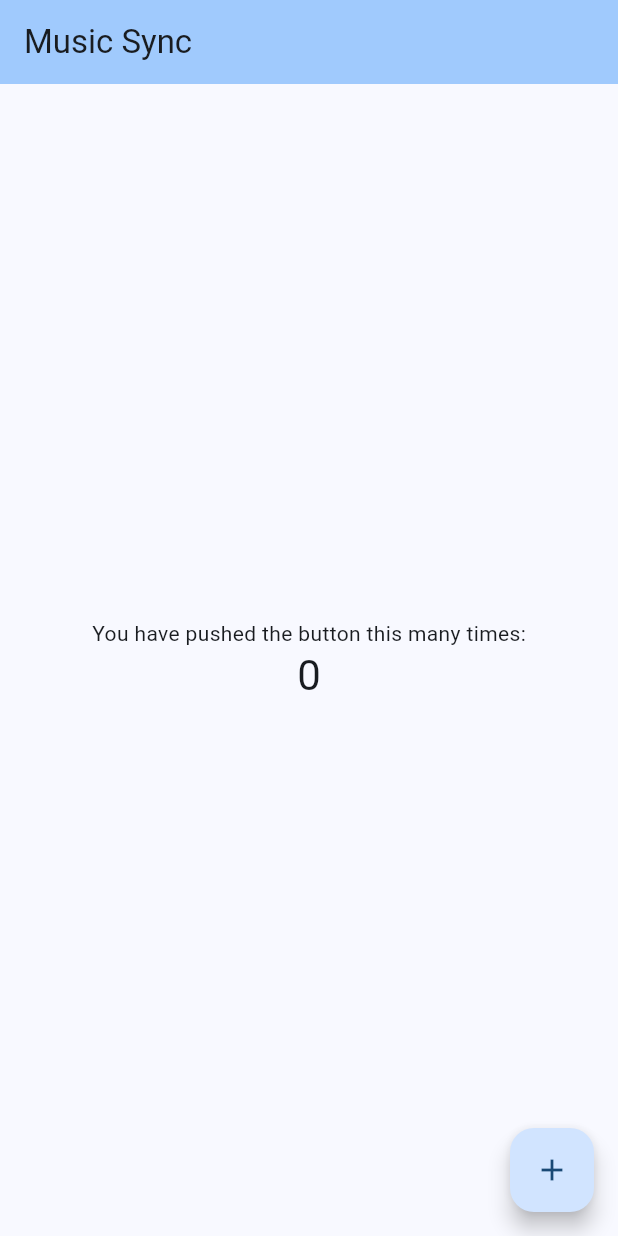
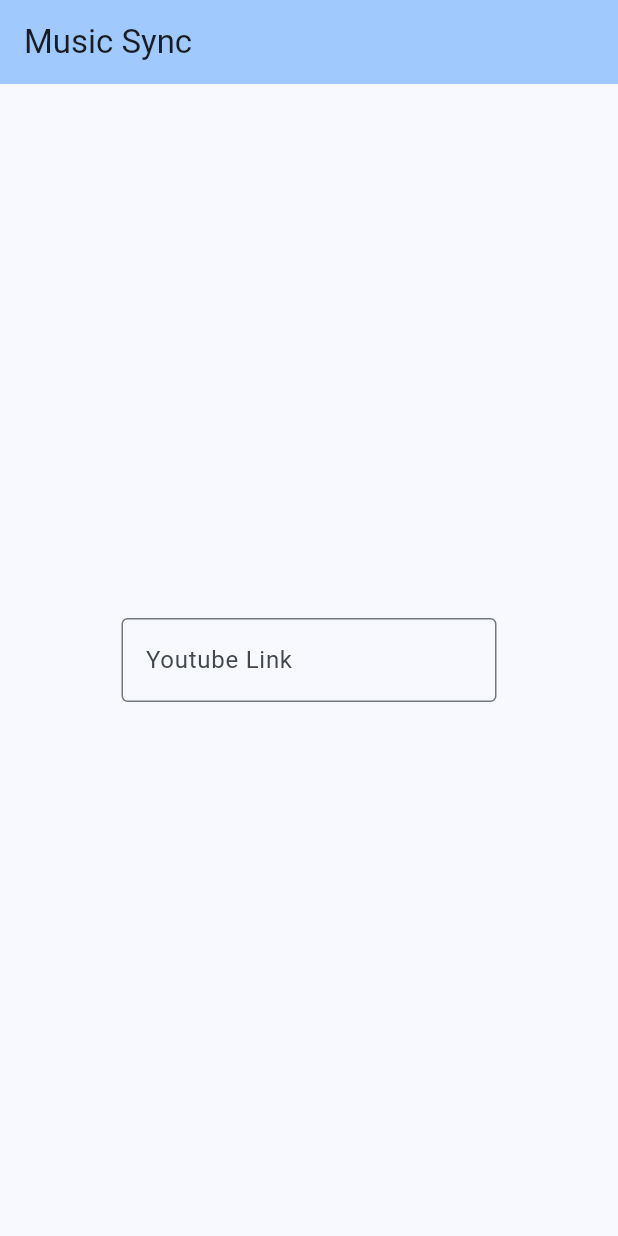
Before and after one commit to Devganesh1998/musicSync, a Flutter app: the screen it shows after launch, on a phone screen of 412 x 824 dp. Run offline on Flutter 3.47's test engine with Material 2 defaults, Android fonts, the phone set to English and light mode, and no system bars; missing offline and left inert: youtube_explode_dart.

Commit message:
get yt link metadata

```diff
--- a/lib/main.dart
+++ b/lib/main.dart
@@ -1,4 +1,7 @@
 import 'package:flutter/material.dart';
+import 'package:youtube_explode_dart/youtube_explode_dart.dart';
+
+var yt = YoutubeExplode();
 
 void main() {
   runApp(const MyApp());
@@ -39,50 +42,51 @@ class _MyHomePageState extends State<MyHomePage> {
   }
 
   @override
+  void dispose() {
+    yt.close();
+    super.dispose();
+  }
+
+  @override
   Widget build(BuildContext context) {
     return Scaffold(
       appBar: AppBar(
-        // TRY THIS: Try changing the color here to a specific color (to
-        // Colors.amber, perhaps?) and trigger a hot reload to see the AppBar
-        // change color while the other colors stay the same.
         backgroundColor: Theme.of(context).colorScheme.inversePrimary,
-        // Here we take the value from the MyHomePage object that was created by
-        // the App.build method, and use it to set our appbar title.
         title: Text(widget.title),
       ),
       body: Center(
-        // Center is a layout widget. It takes a single child and positions it
-        // in the middle of the parent.
-        child: Column(
-          // Column is also a layout widget. It takes a list of children and
-          // arranges them vertically. By default, it sizes itself to fit its
-          // children horizontally, and tries to be as tall as its parent.
-          //
-          // Column has various properties to control how it sizes itself and
-          // how it positions its children. Here we use mainAxisAlignment to
-          // center the children vertically; the main axis here is the vertical
-          // axis because Columns are vertical (the cross axis would be
-          // horizontal).
-          //
-          // TRY THIS: Invoke "debug painting" (choose the "Toggle Debug Paint"
-          // action in the IDE, or press "p" in the console), to see the
-          // wireframe for each widget.
-          mainAxisAlignment: MainAxisAlignment.center,
-          children: <Widget>[
-            const Text(
-              'You have pushed the button this many times:',
+        child: SizedBox(
+          width: 250,
+          child: TextField(
+            decoration: const InputDecoration(
+              border: OutlineInputBorder(),
+              labelText: 'Youtube Link',
             ),
-            Text(
-              '$_counter',
-              style: Theme.of(context).textTheme.headlineMedium,
-            ),
-          ],
+            onSubmitted: (String value) async {
+              Video video = await yt.videos.get(value);
+              String title = video.title;
+              String author = video.author;
+              var duration = video.duration;
+              await showDialog<void>(
+                context: context,
+                builder: (BuildContext context) {
+                  return AlertDialog(
+                    title: const Text('Checking...'),
+                    content: Text('Your youtube Link "$value". Title: $title, Author: $author, Dur: $duration'),
+                    actions: <Widget>[
+                      TextButton(
+                        onPressed: () {
+                          Navigator.pop(context);
+                        },
+                        child: const Text('OK'),
+                      ),
+                    ],
+                  );
+                },
+              );
+            },
+          ),
         ),
-      ),
-      floatingActionButton: FloatingActionButton(
-        onPressed: _incrementCounter,
-        tooltip: 'Increment',
-        child: const Icon(Icons.add),
       ),
     );
   }
--- a/pubspec.yaml
+++ b/pubspec.yaml
@@ -35,6 +35,7 @@ dependencies:
   # The following adds the Cupertino Icons font to your application.
   # Use with the CupertinoIcons class for iOS style icons.
   cupertino_icons: ^1.0.2
+  youtube_explode_dart: ^1.12.4
 
 dev_dependencies:
   flutter_test:
```
Also changed, not shown: pubspec.lock.
